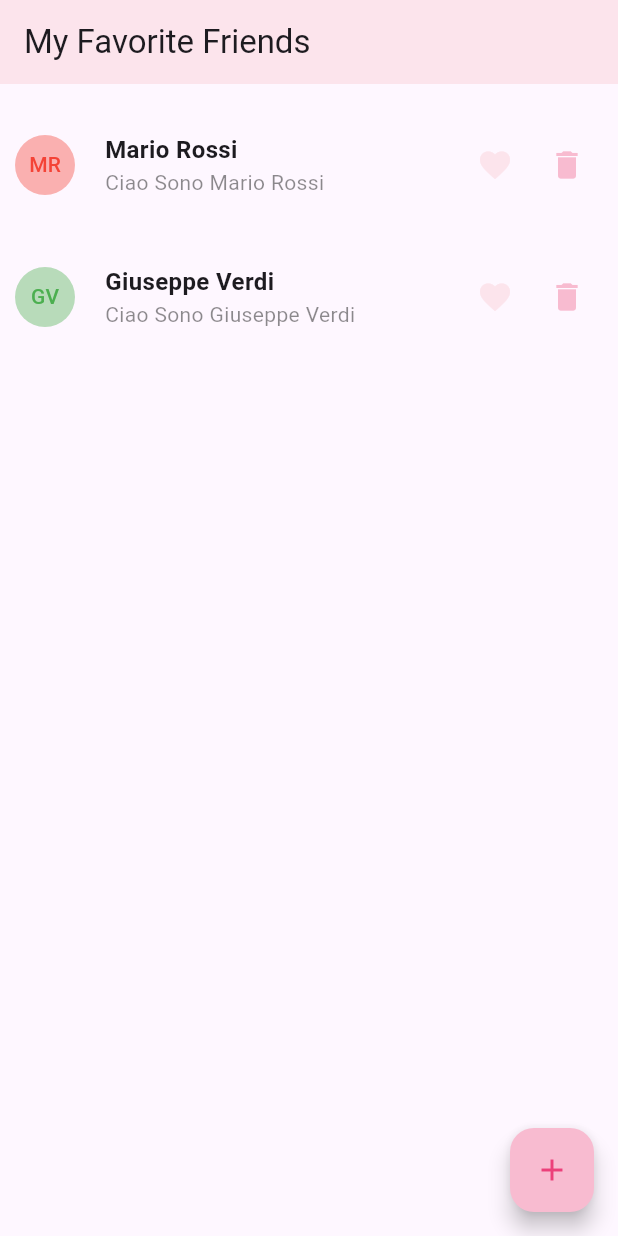
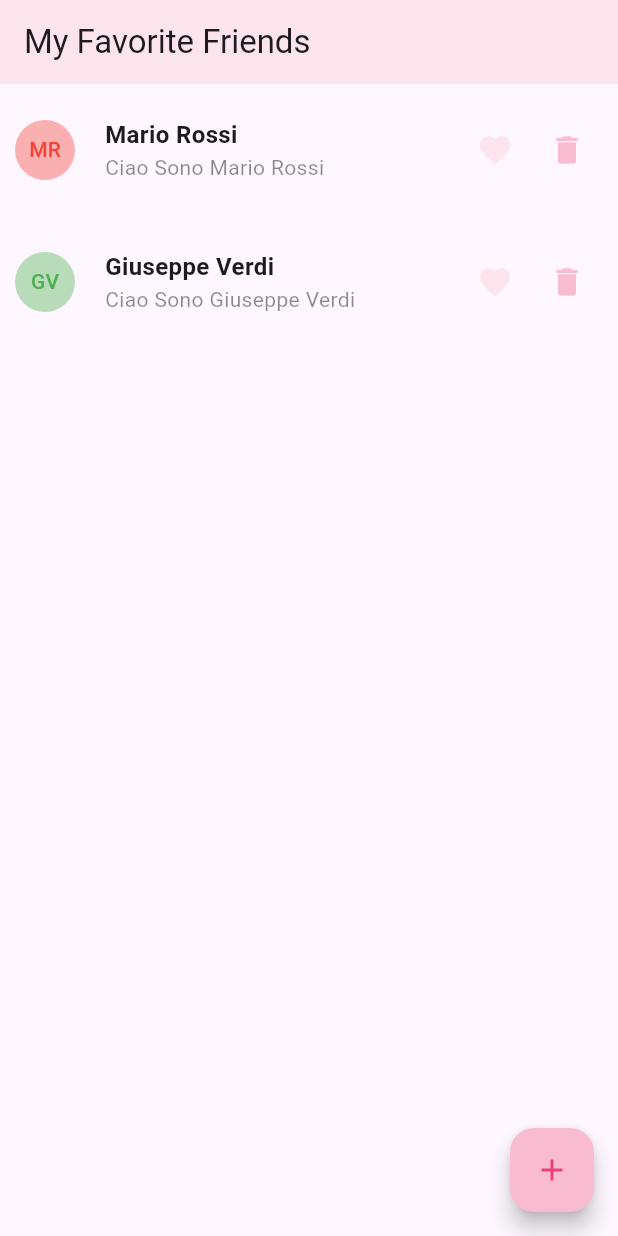
Before and after one commit to didebbo/first_flutter_app, a Flutter app: the screen it shows after launch, on a phone screen of 412 x 824 dp. Run offline on Flutter 3.47's test engine with Material 3 defaults, Android fonts, the phone set to English and light mode, and no system bars; our stand-ins replace logger.

Commit message:
refactoring body padding

```diff
--- a/lib/Pages/HomePage/view.dart
+++ b/lib/Pages/HomePage/view.dart
@@ -37,7 +37,7 @@ class _HomePage extends State<HomePageView> {
 
   Widget animatedListView() {
     return Container(
-        padding: const EdgeInsets.all(10),
+        padding: const EdgeInsets.symmetric(vertical: 0, horizontal: 10),
         child: AnimatedList(
             key: widget.viewModel.animatedListKey,
             initialItemCount: widget.viewModel.items.length,
```
